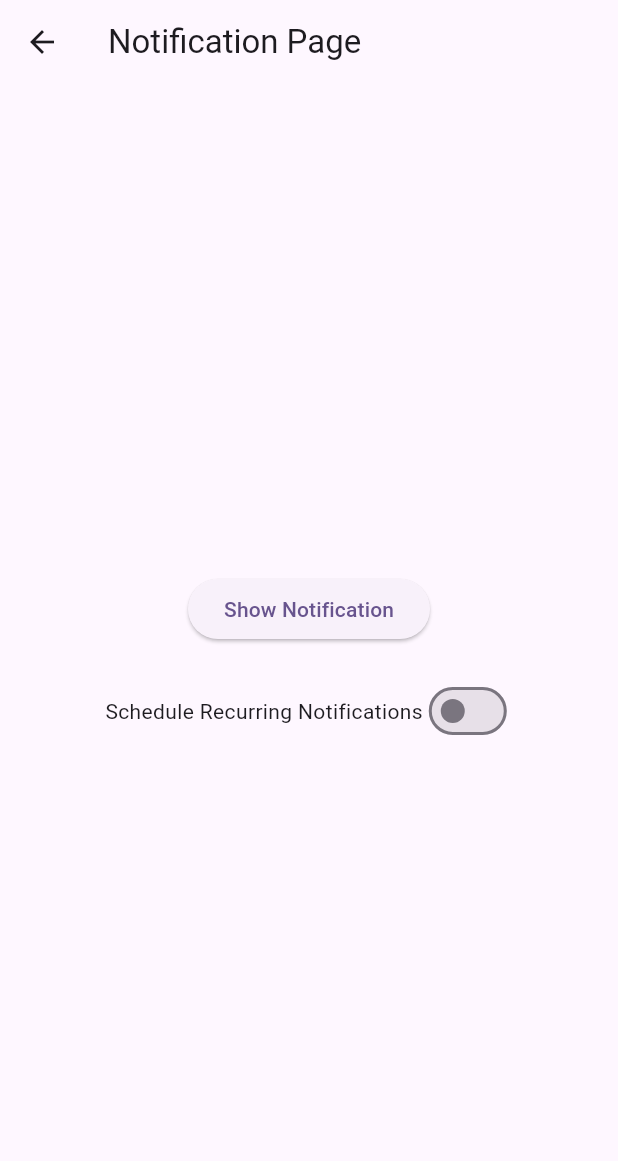
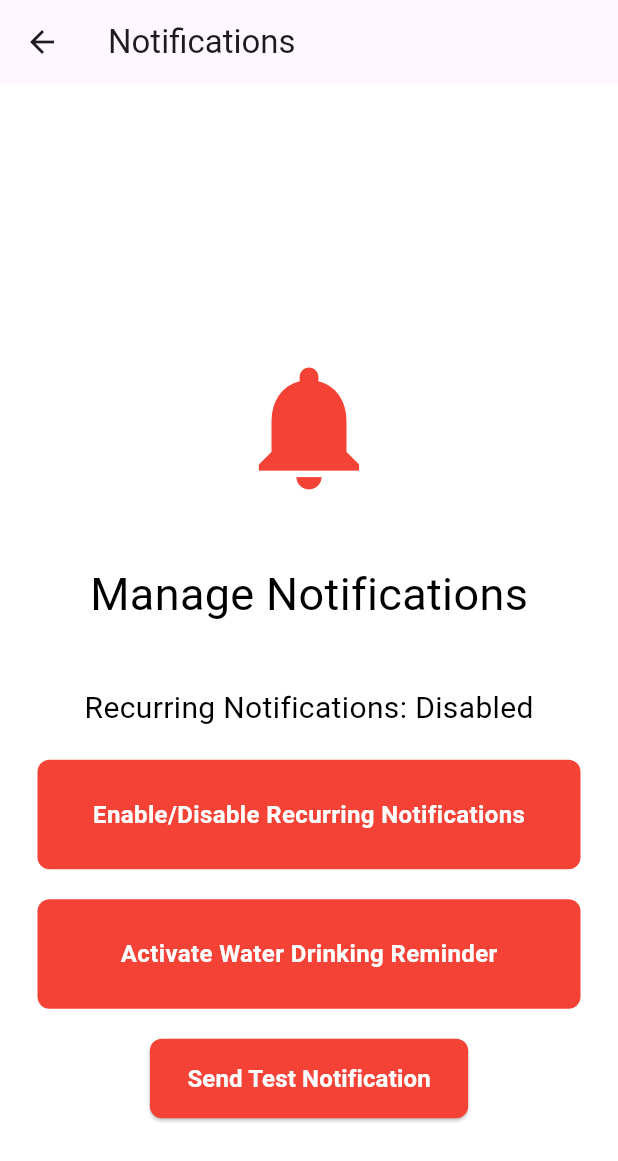
Before and after one commit to Uberkell/Health_App, a Flutter app: the NotificationPage screen opened by its route, on a phone screen of 412 x 824 dp. Shown: the top 1161 px of the screen. Run offline on Flutter 3.47's test engine with Material 3 defaults, Android fonts, the phone set to English and light mode, and no system bars; our stand-ins replace charts_flutter, cloud_firestore, firebase_auth, firebase_core, firebase_storage, flutter_local_notifications and 3 more; accounts and stored records are empty.

Commit message:
added some different UI elements

```diff
--- a/lib/main.dart
+++ b/lib/main.dart
@@ -30,7 +30,7 @@ class MyApp extends StatelessWidget {
         colorScheme: ColorScheme.fromSeed(seedColor: Colors.deepPurple),
         useMaterial3: true,
       ),
-      home: GraphTest(),
+      home: HomePage(),
       routes: {
         '/homepage': (context) => HomePage(),
         '/loginpage': (context) => LoginPage(),
@@ -38,7 +38,7 @@ class MyApp extends StatelessWidget {
         '/signuppage': (context) => SignUpPage(),
         '/healthy_eating_page': (context) => HealthyEatingPage(),
         '/tracker_new_entry_page': (context) => TrackerNewEntryPage(),
-        '/notificationpage': (context) => NotificationPage(title: 'Notification Page'),
+        '/notificationpage': (context) => NotificationPage(),
         '/tracker_home_page': (context) => TrackerHomePage(),
         '/Graph_Page': (context) => GraphTest(),
       }
--- a/lib/notifications/notification.dart
+++ b/lib/notifications/notification.dart
@@ -1,15 +1,17 @@
 import 'dart:ui';
+import 'dart:math';
 import 'package:flutter_local_notifications/flutter_local_notifications.dart';
 import 'package:shared_preferences/shared_preferences.dart';
 
 class NotificationService {
-  final FlutterLocalNotificationsPlugin notificationsPlugin =
+  static final FlutterLocalNotificationsPlugin notificationsPlugin =
   FlutterLocalNotificationsPlugin();
 
   static bool? _isRecurringNotificationsEnabled;
 
   // Getter for isRecurringNotificationsEnabled
-  static bool? get isRecurringNotificationsEnabled => _isRecurringNotificationsEnabled;
+  static bool? get isRecurringNotificationsEnabled =>
+      _isRecurringNotificationsEnabled;
 
   // Setter for isRecurringNotificationsEnabled
   static set isRecurringNotificationsEnabled(bool? value) {
@@ -17,16 +19,17 @@ class NotificationService {
     _saveIsRecurringNotificationsEnabled(value);
   }
 
-  static Future<void> _saveIsRecurringNotificationsEnabled(bool? value) async {
+  static Future<void> _saveIsRecurringNotificationsEnabled(
+      bool? value) async {
     SharedPreferences prefs = await SharedPreferences.getInstance();
     await prefs.setBool('isRecurringNotificationsEnabled', value ?? false);
   }
 
   static Future<void> _loadIsRecurringNotificationsEnabled() async {
     SharedPreferences prefs = await SharedPreferences.getInstance();
-    _isRecurringNotificationsEnabled = prefs.getBool('isRecurringNotificationsEnabled');
+    _isRecurringNotificationsEnabled =
+        prefs.getBool('isRecurringNotificationsEnabled');
   }
-
 
   Future<void> initNotification() async {
     await _loadIsRecurringNotificationsEnabled();
@@ -61,27 +64,45 @@ class NotificationService {
         id, title, body, notificationDetails());
   }
 
+  static List<String> healthyEatingTips = [
+    "Remember to include a variety of colorful fruits and vegetables in your meals.",
+    "Opt for whole grains like brown rice, quinoa, and oats instead of refined grains.",
+    "Limit processed foods and choose fresh, whole foods whenever possible.",
+    "Incorporate lean proteins such as fish, chicken, beans, and tofu into your diet.",
+    "Practice mindful eating by paying attention to your hunger and fullness cues.",
+    "Read food labels and ingredients lists to make informed choices about what you eat.",
+    "Cook meals at home using healthy cooking methods like baking, grilling, and steaming.",
+    "Plan your meals and snacks ahead of time to avoid impulsive eating.",
+    "Listen to your body and eat when you're hungry, stop when you're full."
+  ];
+
   Future<void> scheduleRecurringNotification(bool isEnabled) async {
     if (isEnabled) {
       const AndroidNotificationDetails androidPlatformChannelSpecifics =
-      AndroidNotificationDetails('repeating_channel_id',
-          'Repeating channel name');
+      AndroidNotificationDetails('repeating_channel_id', 'Repeating channel name');
 
       const NotificationDetails platformChannelSpecifics =
       NotificationDetails(android: androidPlatformChannelSpecifics);
 
+      final Random random = Random();
+
+      // Pick a random tip from the list
+      final int index = random.nextInt(healthyEatingTips.length);
+      final String randomTip = healthyEatingTips[index];
+
       await notificationsPlugin.periodicallyShow(
-          1,
-          'Recurring Title',
-          'This is a recurring notification',
-          RepeatInterval.everyMinute,
-          platformChannelSpecifics);
+        1,
+        'Healthy Eating Tip',
+        randomTip,
+        RepeatInterval.everyMinute,
+        platformChannelSpecifics,
+      );
     } else {
       await cancelRecurringNotification();
     }
   }
 
-  Future<void> cancelRecurringNotification() async {
+  static Future<void> cancelRecurringNotification() async {
     await notificationsPlugin.cancel(1); // Change the ID if needed
   }
 
@@ -95,7 +116,7 @@ class NotificationService {
   }
 
   Future<void> scheduleWaterDrinkingReminder() async {
-    const int waterReminderId = 0;
+    const int waterReminderId = 2;
     const String waterReminderTitle = 'Drink Water';
     const String waterReminderBody = 'It\'s time to drink water! Stay hydrated.';
 
--- a/lib/pages/notification_page.dart
+++ b/lib/pages/notification_page.dart
@@ -2,62 +2,146 @@ import 'package:flutter/material.dart';
 import '../notifications/notification.dart';
 
 class NotificationPage extends StatefulWidget {
-  const NotificationPage({Key? key, required this.title}) : super(key: key);
-
-  final String title;
+  const NotificationPage({Key? key}) : super(key: key);
 
   @override
   State<NotificationPage> createState() => _NotificationPageState();
 }
 
 class _NotificationPageState extends State<NotificationPage> {
-  // Initialize isRecurringNotificationsEnabled with the stored value or false if not set
-  bool isRecurringNotificationsEnabled =
-      NotificationService.isRecurringNotificationsEnabled ?? false;
+  bool isRecurringNotificationsEnabled = false;
+
+  @override
+  void initState() {
+    super.initState();
+    _loadIsRecurringNotificationsEnabled();
+  }
+
+  Future<void> _loadIsRecurringNotificationsEnabled() async {
+    setState(() {
+      isRecurringNotificationsEnabled = NotificationService.isRecurringNotificationsEnabled ?? false;
+    });
+  }
 
   @override
   Widget build(BuildContext context) {
     return Scaffold(
+      backgroundColor: Colors.white,
       appBar: AppBar(
-        title: Text(widget.title),
+        title: const Text('Notifications'),
       ),
-      body: Center(
-        child: Column(
+      body: Column(
         mainAxisAlignment: MainAxisAlignment.center,
         children: [
+          const SizedBox(height: 100),
+          const Row(
+            mainAxisAlignment: MainAxisAlignment.center,
+            children: [
+              Icon(
+                Icons.notifications,
+                size: 100,
+                color: Colors.red,
+              ),
+            ],
+          ),
+          const SizedBox(height: 40),
+          const Text(
+            'Manage Notifications',
+            style: TextStyle(
+              color: Colors.black,
+              fontSize: 30,
+            ),
+          ),
+          const SizedBox(height: 40),
+          Text(
+            'Recurring Notifications: ${isRecurringNotificationsEnabled ? 'Enabled' : 'Disabled'}',
+            style: const TextStyle(
+              color: Colors.black,
+              fontSize: 20,
+            ),
+          ),
+          const SizedBox(height: 20),
+          SwitchButton(
+            buttonText: "Enable/Disable Recurring Notifications",
+            onTap: () {
+              setState(() {
+                isRecurringNotificationsEnabled = !isRecurringNotificationsEnabled;
+                if (isRecurringNotificationsEnabled) {
+                  NotificationService().scheduleRecurringNotification(true);
+                } else {
+                  NotificationService.cancelRecurringNotification();
+                }
+                NotificationService.isRecurringNotificationsEnabled = isRecurringNotificationsEnabled;
+              });
+            },
+          ),
+          const SizedBox(height: 20),
+          SwitchButton(
+            buttonText: "Activate Water Drinking Reminder",
+            onTap: () {
+              NotificationService().scheduleWaterDrinkingReminder();
+            },
+          ),
+          const SizedBox(height: 20),
           ElevatedButton(
             onPressed: () {
               NotificationService().showNotification(
-                  title: 'Sample title',
-                  body: 'It works!',
+                title: 'Test Notification',
+                body: 'This is a one-time test notification.',
               );
             },
-              child: const Text('Show Notification'),
+            style: ElevatedButton.styleFrom(
+              backgroundColor: Colors.red,
+              padding: const EdgeInsets.symmetric(vertical: 15, horizontal: 25),
+              shape: RoundedRectangleBorder(
+                borderRadius: BorderRadius.circular(8),
               ),
-            const SizedBox(height: 20),
-            Row(
-              mainAxisAlignment: MainAxisAlignment.center,
-              children: [
-                const Text('Schedule Recurring Notifications'),
-                Switch(
-                  value: isRecurringNotificationsEnabled,
-                  onChanged: (value) {
-                    setState(() {
-                      isRecurringNotificationsEnabled = value;
-                      if (value) {
-                        NotificationService().scheduleRecurringNotification(true); // Pass true to enable recurring notifications
-                      } else {
-                        NotificationService().cancelRecurringNotification();
-                      }
-                      // Store the value of isRecurringNotificationsEnabled
-                      NotificationService.isRecurringNotificationsEnabled =
-                          value;
-                    });
-                  },
+            ),
+            child: const Text(
+              'Send Test Notification',
+              style: TextStyle(
+                color: Colors.white,
+                fontWeight: FontWeight.bold,
+                fontSize: 16,
+              ),
+            ),
           ),
         ],
       ),
-          ],
+    );
+  }
+}
+
+class SwitchButton extends StatelessWidget {
+  final String buttonText;
+  final VoidCallback? onTap;
+
+  const SwitchButton({
+    required this.buttonText,
+    this.onTap,
+    Key? key,
+  }) : super(key: key);
+
+  @override
+  Widget build(BuildContext context) {
+    return GestureDetector(
+      onTap: onTap,
+      child: Container(
+        padding: const EdgeInsets.all(25),
+        margin: const EdgeInsets.symmetric(horizontal: 25),
+        decoration: BoxDecoration(
+          color: Colors.red,
+          borderRadius: BorderRadius.circular(8),
+        ),
+        child: Center(
+          child: Text(
+            buttonText,
+            style: const TextStyle(
+              color: Colors.white,
+              fontWeight: FontWeight.bold,
+              fontSize: 16,
+            ),
+          ),
         ),
       ),
     );
--- a/lib/pages/tracker_history_page.dart
+++ b/lib/pages/tracker_history_page.dart
@@ -1,4 +1,5 @@
 // this is where the tracking journal button will display past entries
+/*
 import 'package:flutter/material.dart';
 
 class TrackerHistoryPage extends StatelessWidget {
@@ -26,3 +27,4 @@ class TrackerHistoryPage extends StatelessWidget {
     );
   }
 }
+*/
```
Also changed, not shown: pubspec.lock, 1 other file. Lines whose indentation alone changed are shown as unchanged.
